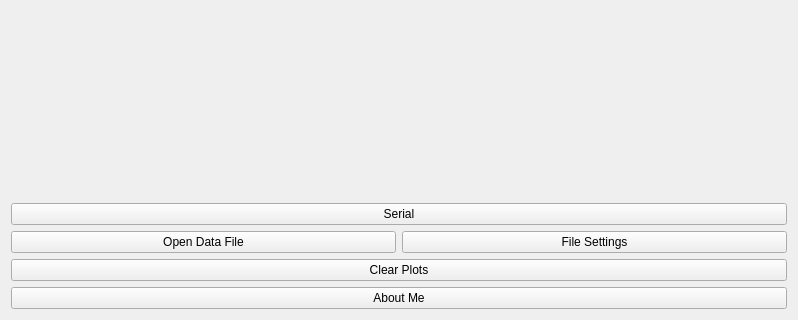
Before: the Qt Designer form App/Src/mainwindow.ui in nmpassthf/SignalMonitor, drawn with Qt 5; both pictures show x 0 to 798 and y 251 to 571 of the 798 by 571 pixel window.
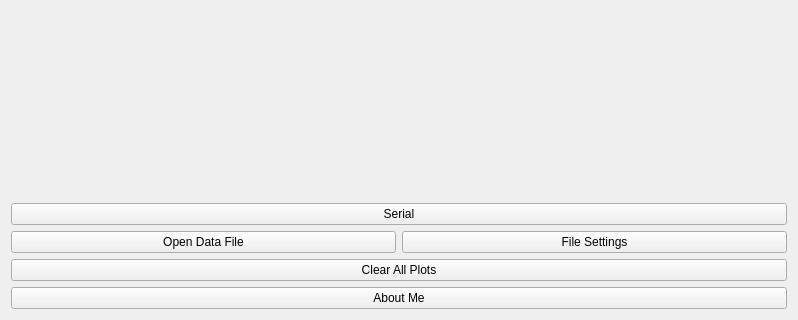
After: the same form once the commit is applied. Custom widgets are drawn as their Qt base class.

```diff
--- a/App/Src/mainwindow.ui
+++ b/App/Src/mainwindow.ui
@@ -61,7 +61,7 @@
    <item>
     <widget class="QPushButton" name="bClearPlots">
      <property name="text">
-      <string>Clear Plots</string>
+      <string>Clear All Plots</string>
      </property>
     </widget>
    </item>
```
